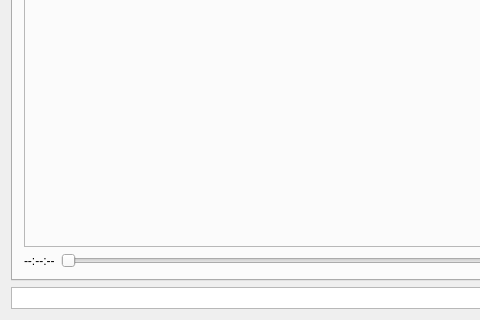
The window that gui/forms/mainwindow.ui (studnitz/octopus) describes before a commit, drawn with Qt 5; both pictures show x 0 to 480 and y 357 to 677 of the 911 by 677 pixel window.
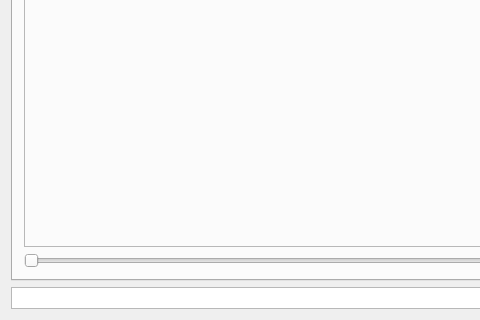
The same window after the commit.

The edit to the form file:
```diff
--- a/gui/forms/mainwindow.ui
+++ b/gui/forms/mainwindow.ui
@@ -366,13 +366,6 @@
           </item>
           <item>
            <layout class="QHBoxLayout" name="horizontalLayout_8">
-            <item>
-             <widget class="QLabel" name="labelNowTime">
-              <property name="text">
-               <string>--:--:--</string>
-              </property>
-             </widget>
-            </item>
             <item>
              <widget class="QSlider" name="videoSeeker">
               <property name="orientation">
```
Left out of the diff: 2 changed lines with no effect on the pictures.
